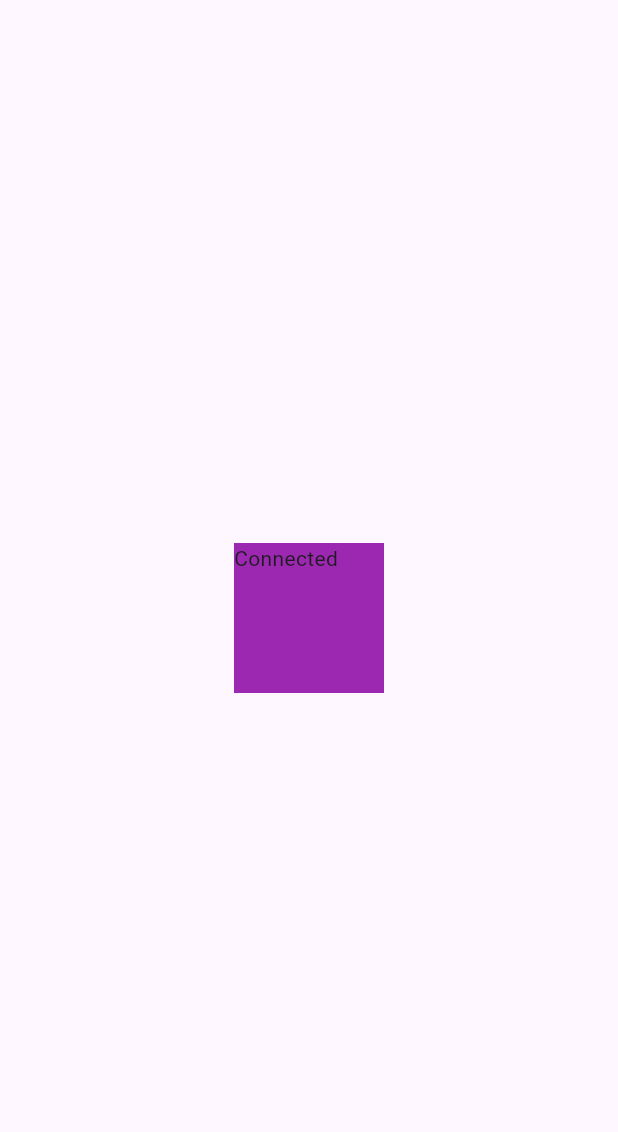
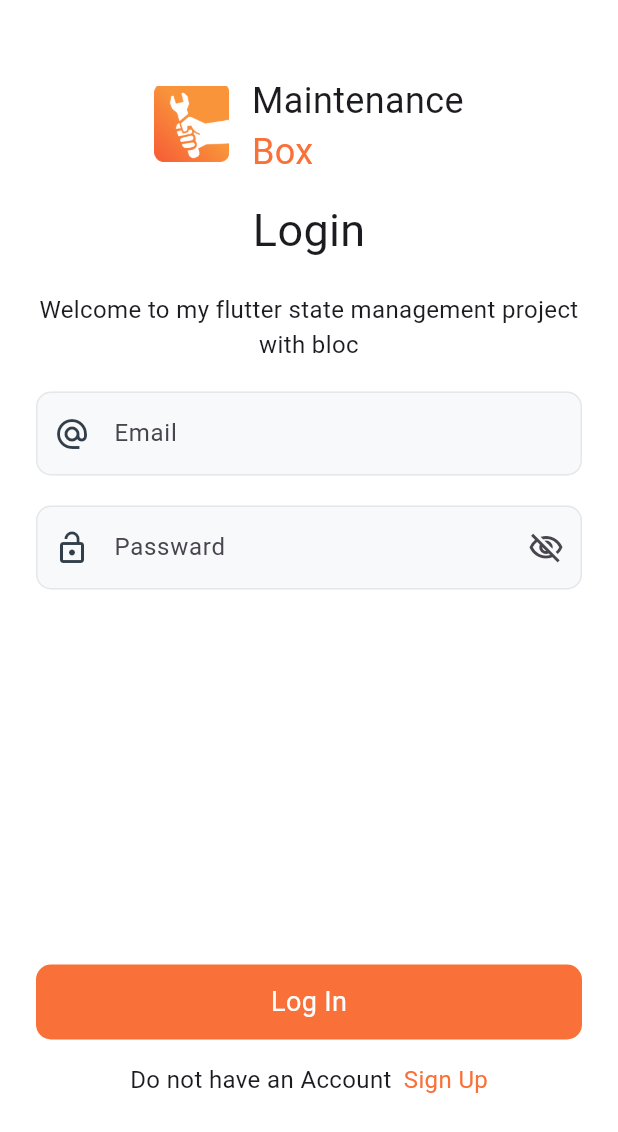
Before and after one commit to MuhammadAsif-12/bloc_management, a Flutter app: the screen it shows after launch, on a phone screen of 412 x 824 dp. Shown: the top 1132 px of the screen. Run offline on Flutter 3.47's test engine with Material 3 defaults, Android fonts, the phone set to English and light mode, and no system bars; our stand-ins replace bloc, connectivity, flutter_bloc; Roboto replaces fonts that are missing (Rubik Medium, Rubik Regular).

Commit message:
added sign in UI designed.

```diff
--- a/lib/main.dart
+++ b/lib/main.dart
@@ -1,5 +1,6 @@
 import 'package:bloc_management/bloc/internet_bloc/internet_bloc.dart';
 import 'package:bloc_management/screens/home_screen.dart';
+import 'package:bloc_management/screens/sign_in/sign_in_page.dart';
 import 'package:flutter/material.dart';
 import 'package:flutter_bloc/flutter_bloc.dart';
 
@@ -17,12 +18,13 @@ class MyApp extends StatelessWidget {
     return BlocProvider(
       create: (context) => InternetBloc(),
       child: MaterialApp(
+        debugShowCheckedModeBanner: false,
         title: 'Flutter Demo',
         theme: ThemeData(
           colorScheme: ColorScheme.fromSeed(seedColor: Colors.deepPurple),
           useMaterial3: true,
         ),
-        home: const MyHomePage(),
+        home: const SignIn(),
       ),
     );
   }
--- /dev/null
+++ b/lib/screens/sign_in/sign_in_page.dart
@@ -0,0 +1,171 @@
+import 'package:flutter/material.dart';
+
+class SignIn extends StatelessWidget {
+  const SignIn({super.key});
+
+  @override
+  Widget build(BuildContext context) {
+    return Scaffold(
+      backgroundColor: Colors.white,
+      body: SafeArea(
+        child: SingleChildScrollView(
+          child: Padding(
+            padding: const EdgeInsets.only(left: 24.0, right: 24),
+            child: Column(
+              children: [
+                const SizedBox(
+                  height: 50,
+                ),
+                const Row(
+                  mainAxisAlignment: MainAxisAlignment.center,
+                  crossAxisAlignment: CrossAxisAlignment.start,
+                  children: [
+                    Image(
+                      height: 65,
+                      width: 50,
+                      image: AssetImage('assets/logo.png'),
+                    ),
+                    SizedBox(
+                      width: 15,
+                    ),
+                    Column(
+                      crossAxisAlignment: CrossAxisAlignment.start,
+                      children: [
+                        Text(
+                          'Maintenance',
+                          style: TextStyle(
+                              fontSize: 24, fontFamily: 'Rubik Medium'),
+                        ),
+                        Text(
+                          'Box',
+                          style: TextStyle(
+                            fontSize: 24,
+                            fontFamily: 'Rubik Medium',
+                            color: Color(0xffF97038),
+                          ),
+                        ),
+                      ],
+                    ),
+                  ],
+                ),
+                const SizedBox(
+                  height: 14,
+                ),
+                const Center(
+                  child: Text(
+                    'Login',
+                    style:
+                    TextStyle(fontSize: 30, fontFamily: 'Rubik Medium'),
+                  ),
+                ),
+                const SizedBox(
+                  height: 20,
+                ),
+                const Center(
+                  child: Text(
+                    'Welcome to my flutter state management project with bloc',
+                    textAlign: TextAlign.center,
+                    style:
+                    TextStyle(fontSize: 16, fontFamily: 'Rubik Regular'),
+                  ),
+                ),
+                SizedBox(
+                  height: 20,
+                ),
+                TextFormField(
+                  decoration: InputDecoration(
+                    hintText: 'Email',
+                    fillColor: Color(0xffF8F9FA),
+                    filled: true,
+                    prefixIcon: Icon(
+                      Icons.alternate_email,
+                      color: Color(0xff323F4B),
+                    ),
+                    focusedBorder: OutlineInputBorder(
+                      borderSide: BorderSide(color: Color(0xffE4E7EB)),
+                      borderRadius: BorderRadius.circular(10.0),
+                    ),
+                    enabledBorder: OutlineInputBorder(
+                      borderSide: BorderSide(color: Color(0xffE4E7EB)),
+                      borderRadius: BorderRadius.circular(10.0),
+                    ),
+                  ),
+                ),
+                SizedBox(
+                  height: 20,
+                ),
+                TextFormField(
+                  decoration: InputDecoration(
+                      hintText: 'Passward',
+                      fillColor: Color(0xffF8F9FA),
+                      suffixIcon: Icon(Icons.visibility_off_outlined),
+                      filled: true,
+                      prefixIcon: Icon(
+                        Icons.lock_open,
+                        color: Color(0xff323F4B),
+                      ),
+                      focusedBorder: OutlineInputBorder(
+                        borderSide: BorderSide(color: Color(0xffE4E7EB)),
+                        borderRadius: BorderRadius.circular(10.0),
+                      ),
+                      enabledBorder: OutlineInputBorder(
+                        borderSide: BorderSide(color: Color(0xffE4E7EB)),
+                        borderRadius: BorderRadius.circular(10.0),
+                      )),
+                ),
+
+                SizedBox(
+                  height: 250,
+                ),
+                InkWell(
+                  onTap: (){},
+                  child: Container(
+                    height: 50,
+                    width: 400,
+                    decoration: BoxDecoration(
+                        color: Color(0xffF97038),
+                        borderRadius: BorderRadius.circular(10)),
+                    child: const Center(
+                      child: Text(
+                        'Log In',
+                        style: TextStyle(
+                          fontSize: 18,
+                          fontFamily: 'Rubik Regular',
+                          color: Colors.white,
+                        ),
+                      ),
+                    ),
+                  ),
+                ),
+                SizedBox(
+                  height: 15,
+                ),
+                const Row(
+                  mainAxisAlignment: MainAxisAlignment.center,
+                  children: [
+                    Text(
+                      'Do not have an Account',
+                      textAlign: TextAlign.center,
+                      style: TextStyle(
+                          fontSize: 16, fontFamily: 'Rubik Regular'),
+                    ),
+                    SizedBox(width: 8,),
+                    Text(
+                      'Sign Up',
+                      textAlign: TextAlign.center,
+                      style: TextStyle(
+                        fontSize: 16,
+                        fontFamily: 'Rubik Medium',
+                        color: Color(0xffF97038),
+                      ),
+                    ),
+                  ],
+                )
+              ],
+            ),
+          ),
+        ),
+      ),
+    );
+  }
+}
--- a/pubspec.yaml
+++ b/pubspec.yaml
@@ -62,9 +62,8 @@ flutter:
   uses-material-design: true
 
   # To add assets to your application, add an assets section, like this:
-  # assets:
-  #   - images/a_dot_burr.jpeg
-  #   - images/a_dot_ham.jpeg
+  assets:
+    - assets/logo.png
 
   # An image asset can refer to one or more resolution-specific "variants", see
   # https://flutter.dev/assets-and-images/#resolution-aware
```
Also changed, not shown: assets/logo.png (added), lib/screens/sign_in.dart (deleted).
